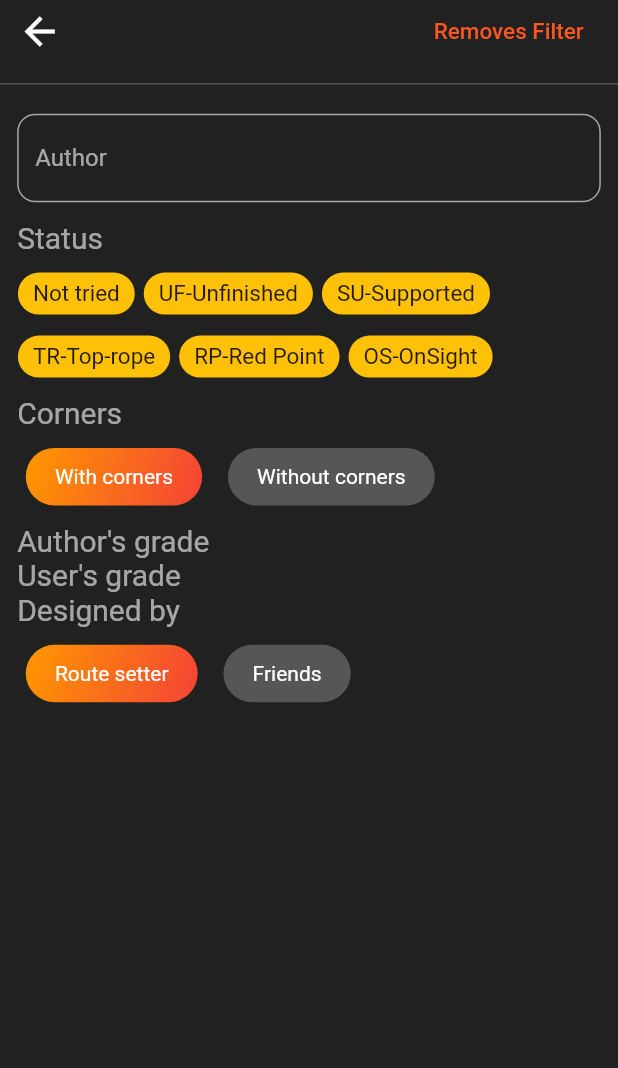
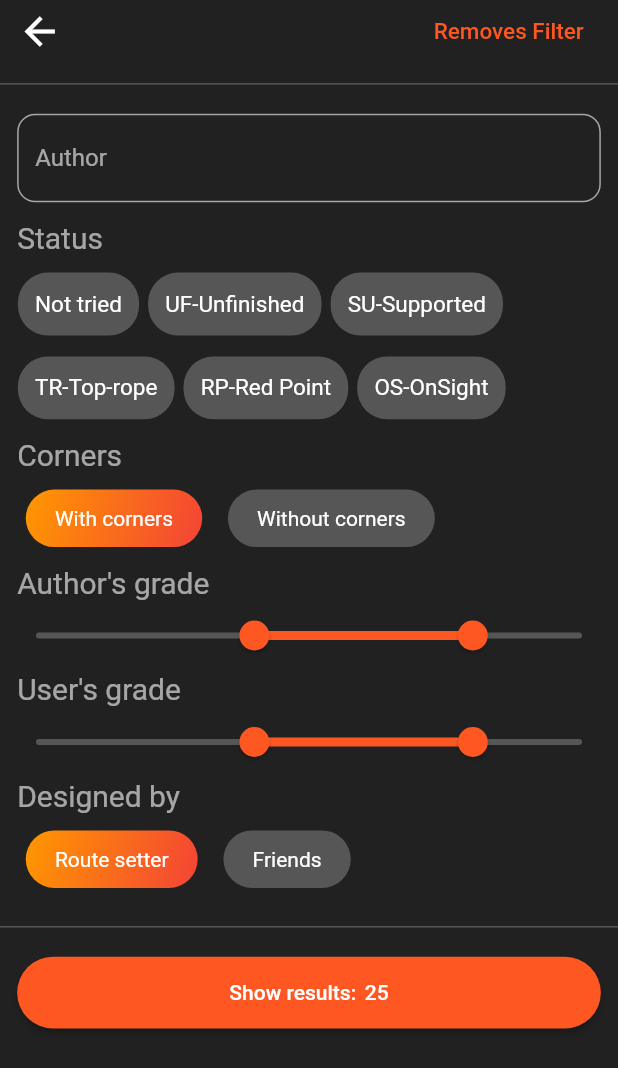
Before and after one commit to truongnguyen112007/climb_app_base, a Flutter app: the FilterRoutes screen opened directly, on a phone screen of 412 x 824 dp. Shown: the top 1068 px of the screen. Run offline on Flutter 3.47's test engine with Material 2 defaults, Android fonts, the light colour scheme and no system bars; drawn by our look-alikes of flutter_tags; our stand-ins replace badges, dropdown_button2, event_bus, flutter_screenutil, google_maps_flutter, like_button and 3 more; missing offline and left inert: video_thumbnail; accounts and stored records are empty.

Commit message:
update Select - Routes

```diff
--- a/lib/components/filter_routes_page.dart
+++ b/lib/components/filter_routes_page.dart
@@ -2,7 +2,6 @@ import 'package:climb_app_base/components/text_style.dart';
 import 'package:flutter/material.dart';
 import 'package:flutter_screenutil/flutter_screenutil.dart';
 import 'package:flutter_tags/flutter_tags.dart';
-
 import '../utils/navigator_utils.dart';
 
 class FilterRoutes extends StatefulWidget {
@@ -32,10 +31,15 @@ class _FilterRoutesState extends State<FilterRoutes> {
 
   int selectedDesign = 0;
 
+  RangeValues _currentRangeValues1 =  RangeValues(40, 80);
+  RangeValues _currentRangeValues2 =  RangeValues(40, 80);
+
+
   @override
   Widget build(BuildContext context) {
     final Size size = MediaQuery.of(context).size;
     return Scaffold(
+      resizeToAvoidBottomInset: false,
       backgroundColor: Color(0xFF212121),
       body: SafeArea(
         child: Column(
@@ -57,12 +61,15 @@ class _FilterRoutesState extends State<FilterRoutes> {
                       size: 30,
                     ),
                   ),
-                  AppText(
-                    msg: 'Removes Filter',
-                    style: TextStyle(
-                        color: Colors.deepOrange,
-                        fontWeight: FontWeight.w500,
-                        fontSize: 15),
+                  InkWell(
+                    onTap: (){},
+                    child: AppText(
+                      msg: 'Removes Filter',
+                      style: TextStyle(
+                          color: Colors.deepOrange,
+                          fontWeight: FontWeight.w500,
+                          fontSize: 15),
+                    ),
                   ),
                 ],
               ),
@@ -109,35 +116,96 @@ class _FilterRoutesState extends State<FilterRoutes> {
                 alignment: WrapAlignment.start,
                 itemBuilder: (int index) => Container(
                   decoration: BoxDecoration(
-                    borderRadius: BorderRadius.circular(15),
-                    color: Colors.amber,
+                    borderRadius: BorderRadius.circular(20),
+                    color: Colors.white24,
                   ),
                   child: Text(
                     status[index],
-                    style: TextStyle(fontSize: 15),
+                    style: TextStyle(fontSize: 15, color: Colors.white),
                   ),
-                  padding:
-                      EdgeInsets.only(left: 10, right: 10, bottom: 5, top: 5),
+                  padding: EdgeInsets.only(
+                      left: 10.w, right: 10.w, bottom: 10.h, top: 10.h),
                 ),
               ),
             ),
             textFilter("Corners"),
             Padding(
-              padding: EdgeInsets.only(top: 10.h,bottom: 10.h),
+              padding: EdgeInsets.only(top: 10.h, bottom: 10.h),
               child: ListFilterDialog(corners, selectedCorner, (index) {
                 selectedCorner = index;
                 setState(() {});
               }),
             ),
             textFilter("Author's grade"),
+            RangeSlider(
+                activeColor: Colors.deepOrange,
+                inactiveColor: Colors.white24,
+                values: _currentRangeValues1,
+                max: 100,
+                labels: RangeLabels(
+                  _currentRangeValues1.start.round().toString(),
+                  _currentRangeValues1.end.round().toString(),
+                ),
+                onChanged: (RangeValues values) {
+                  setState(() {
+                    _currentRangeValues1 = values;
+                  });
+                }),
             textFilter("User's grade"),
+            RangeSlider(
+              activeColor: Colors.deepOrange,
+                inactiveColor: Colors.white24,
+                values: _currentRangeValues2,
+                max: 100,
+                labels: RangeLabels(
+                  _currentRangeValues2.start.round().toString(),
+                  _currentRangeValues2.end.round().toString(),
+                ),
+                onChanged: (RangeValues values) {
+                  setState(() {
+                    _currentRangeValues2 = values;
+                  });
+                }),
             textFilter('Designed by'),
             Padding(
-              padding: EdgeInsets.only(top: 10.h,bottom: 10.h),
+              padding: EdgeInsets.only(top: 10.h, bottom: 15.h),
               child: ListFilterDialog(designs, selectedDesign, (index) {
                 selectedDesign = index;
                 setState(() {});
               }),
+            ),
+            Divider(
+              thickness: 1,
+              color: Colors.white24,
+            ),
+            Padding(
+              padding: EdgeInsets.only(left: 10.w, right: 10.w, top: 10.h),
+              child: MaterialButton(
+                color: Colors.deepOrange,
+                height: 40.h,
+                shape: RoundedRectangleBorder(
+                  borderRadius: BorderRadius.all(
+                    Radius.circular(30),
+                  ),
+                ),
+                onPressed: () {},
+                child: Row(
+                  mainAxisAlignment: MainAxisAlignment.center,
+                  children: [
+                    AppText(
+                      msg: 'Show results:',
+                      style: TextStyle(color: Colors.white),
+                    ),
+                    SizedBox(
+                      width: 5.w,
+                    ),
+                    AppText(
+                      msg: '25',
+                      style: TextStyle(color: Colors.white),
+                    ),
+                  ],
+                ),
+              ),
             ),
           ],
         ),
--- a/pubspec.yaml
+++ b/pubspec.yaml
@@ -26,6 +26,7 @@ dependencies:
   fluro: ^2.0.3
   sqflite: ^2.0.3+1
   flutter_tags: ^1.0.0-nullsafety.1
+  flutter_xlider: ^3.4.0
 
 dev_dependencies:
   flutter_test:
```
Also changed, not shown: lib/components/select_routes.dart (added, +51 -0 lines), lib/modules/search_page/search_page.dart (+68 -12 lines), pubspec.lock.
